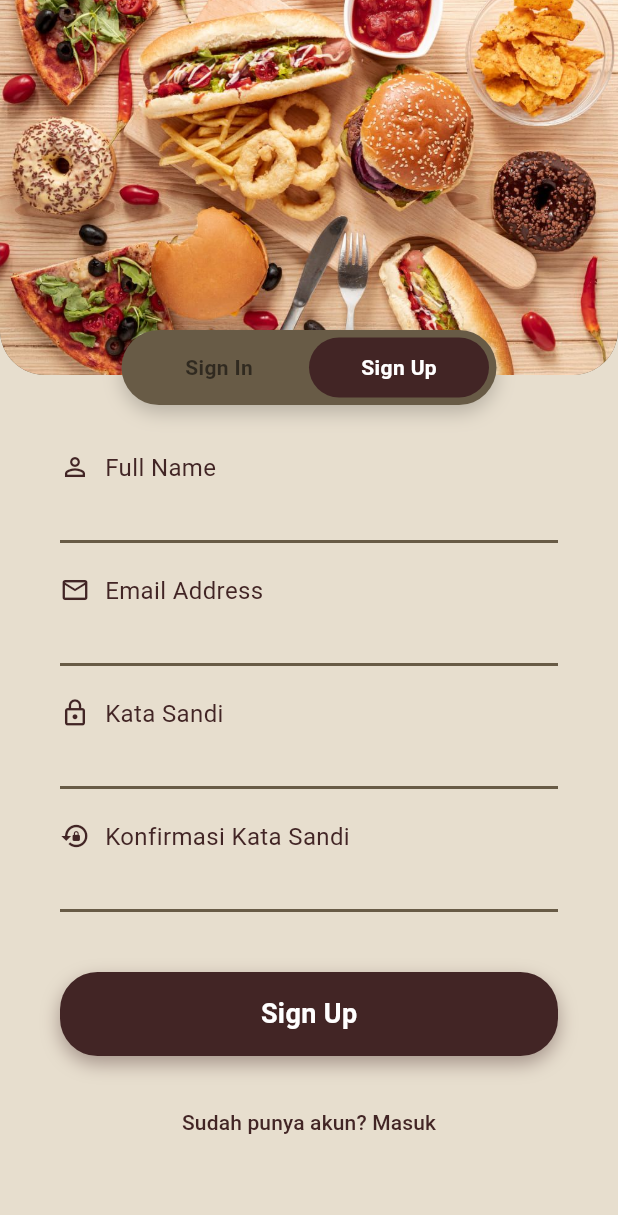
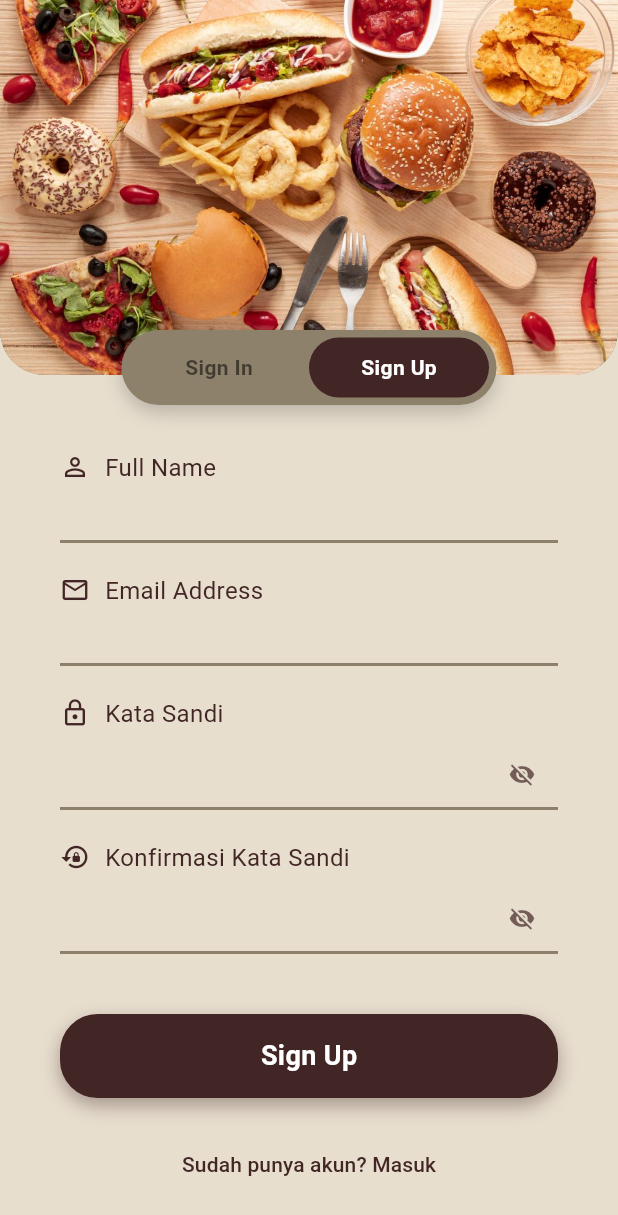
Before and after one commit to alkhila/PA_restoran, a Flutter app: the screen it shows after launch, after a tap on "Sign Up", on a phone screen of 412 x 824 dp. Shown: the top 1215 px of the screen. Run offline on Flutter 3.47's test engine with Material 3 defaults, Android fonts, the phone set to English and light mode, and no system bars; our stand-ins replace flutter_local_notifications, flutter_map, geolocator, hive, hive_flutter, latlong2 and 1 more; accounts and stored records are empty.

Commit message:
nambahin visible invisible, format email, minimal karakter pass

```diff
--- a/lib/pages/login_page.dart
+++ b/lib/pages/login_page.dart
@@ -4,10 +4,9 @@
 import 'package:crypto/crypto.dart';
 import 'dart:convert';
 import '../models/user_model.dart';
-import 'home_page.dart';
 
 const Color primaryColor = Color.fromARGB(255, 66, 37, 37);
-const Color secondaryColor = Color.fromARGB(255, 104, 91, 70);
+const Color secondaryColor = Color.fromARGB(255, 141, 129, 107);
 const Color backgroundColor = Color.fromARGB(255, 231, 222, 206);
 
 class LoginPage extends StatefulWidget {
@@ -20,6 +19,17 @@
 class _LoginPageState extends State<LoginPage> {
   final TextEditingController _emailController = TextEditingController();
   final TextEditingController _passwordController = TextEditingController();
+
+  bool _isPasswordVisible = false;
+
+  bool _isEmailValid(String email) {
+    return RegExp(r'^[\w-\.]+@([\w-]+\.)+[\w-]{2,4}$').hasMatch(email);
+  }
+
+  // MARK: - Penambahan: Fungsi validasi panjang password
+  bool _isPasswordLengthValid(String password) {
+    return password.length >= 6;
+  }
 
   String _hashPassword(String password) {
     final bytes = utf8.encode(password);
@@ -34,6 +44,21 @@
     if (email.isEmpty || password.isEmpty) {
       ScaffoldMessenger.of(context).showSnackBar(
         const SnackBar(content: Text('Email dan Kata Sandi harus diisi!')),
+      );
+      return;
+    }
+
+    if (!_isEmailValid(email)) {
+      ScaffoldMessenger.of(context).showSnackBar(
+        const SnackBar(content: Text('Format Email tidak valid.')),
+      );
+      return;
+    }
+
+    // MARK: - Penambahan: Validasi panjang password
+    if (!_isPasswordLengthValid(password)) {
+      ScaffoldMessenger.of(context).showSnackBar(
+        const SnackBar(content: Text('Kata Sandi minimal 6 karakter.')),
       );
       return;
     }
@@ -92,6 +117,7 @@
     required String label,
     required IconData icon,
     bool obscureText = false,
+    bool isPasswordToggleable = false,
   }) {
     return Column(
       crossAxisAlignment: CrossAxisAlignment.start,
@@ -106,7 +132,7 @@
         const SizedBox(height: 5),
         TextField(
           controller: controller,
-          obscureText: obscureText,
+          obscureText: isPasswordToggleable ? !_isPasswordVisible : obscureText,
           style: TextStyle(color: primaryColor),
           decoration: InputDecoration(
             isDense: true,
@@ -117,6 +143,21 @@
             focusedBorder: UnderlineInputBorder(
               borderSide: BorderSide(color: primaryColor, width: 2),
             ),
+            suffixIcon: isPasswordToggleable
+                ? IconButton(
+                    icon: Icon(
+                      _isPasswordVisible
+                          ? Icons.visibility
+                          : Icons.visibility_off,
+                      color: primaryColor.withOpacity(0.7),
+                    ),
+                    onPressed: () {
+                      setState(() {
+                        _isPasswordVisible = !_isPasswordVisible;
+                      });
+                    },
+                  )
+                : null,
           ),
         ),
       ],
@@ -244,7 +285,7 @@
                     controller: _passwordController,
                     label: 'Kata Sandi',
                     icon: Icons.lock_outline,
-                    obscureText: true,
+                    isPasswordToggleable: true,
                   ),
                   const SizedBox(height: 170),
                   _buildActionButton(
--- a/lib/pages/register_page.dart
+++ b/lib/pages/register_page.dart
@@ -6,7 +6,7 @@
 import '../services/notification_service.dart';
 
 const Color primaryColor = Color.fromARGB(255, 66, 37, 37);
-const Color secondaryColor = Color.fromARGB(255, 104, 91, 70);
+const Color secondaryColor = Color.fromARGB(255, 141, 129, 107);
 const Color backgroundColor = Color.fromARGB(255, 231, 222, 206);
 
 class RegisterPage extends StatefulWidget {
@@ -16,6 +16,8 @@
   State<RegisterPage> createState() => _RegisterPageState();
 }
 
+enum _PasswordField { password, confirmPassword }
+
 class _RegisterPageState extends State<RegisterPage> {
   final TextEditingController _nameController = TextEditingController();
   final TextEditingController _emailController = TextEditingController();
@@ -24,6 +26,18 @@
       TextEditingController();
 
   bool _isLoading = false;
+
+  bool _isPasswordVisible = false;
+  bool _isConfirmPasswordVisible = false;
+
+  bool _isEmailValid(String email) {
+    return RegExp(r'^[\w-\.]+@([\w-]+\.)+[\w-]{2,4}$').hasMatch(email);
+  }
+
+  // MARK: - Penambahan: Fungsi validasi panjang password
+  bool _isPasswordLengthValid(String password) {
+    return password.length >= 6;
+  }
 
   String _hashPassword(String password) {
     final bytes = utf8.encode(password);
@@ -44,6 +58,21 @@
       ScaffoldMessenger.of(
         context,
       ).showSnackBar(const SnackBar(content: Text('Semua kolom harus diisi!')));
+      return;
+    }
+
+    if (!_isEmailValid(email)) {
+      ScaffoldMessenger.of(context).showSnackBar(
+        const SnackBar(content: Text('Format Email tidak valid.')),
+      );
+      return;
+    }
+
+    // MARK: - Penambahan: Validasi panjang password
+    if (!_isPasswordLengthValid(password)) {
+      ScaffoldMessenger.of(context).showSnackBar(
+        const SnackBar(content: Text('Kata Sandi minimal 6 karakter.')),
+      );
       return;
     }
 
@@ -122,7 +151,19 @@
     required String label,
     required IconData icon,
     bool obscureText = false,
+    _PasswordField? passwordFieldType,
   }) {
+    bool isPasswordToggleable = passwordFieldType != null;
+    bool currentObscureText = obscureText;
+
+    if (isPasswordToggleable) {
+      if (passwordFieldType == _PasswordField.password) {
+        currentObscureText = !_isPasswordVisible;
+      } else if (passwordFieldType == _PasswordField.confirmPassword) {
+        currentObscureText = !_isConfirmPasswordVisible;
+      }
+    }
+
     return Column(
       crossAxisAlignment: CrossAxisAlignment.start,
       children: [
@@ -136,7 +177,7 @@
         const SizedBox(height: 5),
         TextField(
           controller: controller,
-          obscureText: obscureText,
+          obscureText: currentObscureText,
           style: TextStyle(color: primaryColor),
           decoration: InputDecoration(
             isDense: true,
@@ -147,6 +188,29 @@
             focusedBorder: UnderlineInputBorder(
               borderSide: BorderSide(color: primaryColor, width: 2),
             ),
+            suffixIcon: isPasswordToggleable
+                ? IconButton(
+                    icon: Icon(
+                      (passwordFieldType == _PasswordField.password
+                              ? _isPasswordVisible
+                              : _isConfirmPasswordVisible)
+                          ? Icons.visibility
+                          : Icons.visibility_off,
+                      color: primaryColor.withOpacity(0.7),
+                    ),
+                    onPressed: () {
+                      setState(() {
+                        if (passwordFieldType == _PasswordField.password) {
+                          _isPasswordVisible = !_isPasswordVisible;
+                        } else if (passwordFieldType ==
+                            _PasswordField.confirmPassword) {
+                          _isConfirmPasswordVisible =
+                              !_isConfirmPasswordVisible;
+                        }
+                      });
+                    },
+                  )
+                : null,
           ),
         ),
       ],
@@ -287,14 +351,14 @@
                     controller: _passwordController,
                     label: 'Kata Sandi',
                     icon: Icons.lock_outline,
-                    obscureText: true,
+                    passwordFieldType: _PasswordField.password,
                   ),
                   const SizedBox(height: 20),
                   _buildTextField(
                     controller: _confirmPasswordController,
                     label: 'Konfirmasi Kata Sandi',
                     icon: Icons.lock_reset,
-                    obscureText: true,
+                    passwordFieldType: _PasswordField.confirmPassword,
                   ),
                   const SizedBox(height: 40),
                   _buildActionButton(
```
